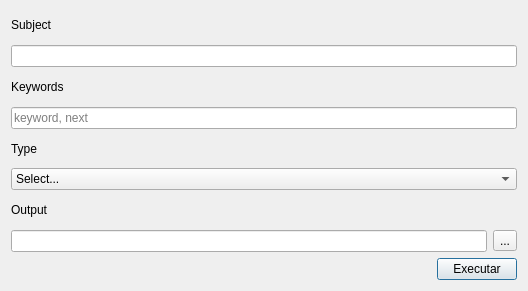
The window that src/modules/post/ui/generate_post_form.ui (hugomos/pypost) describes before a commit, drawn with Qt 5.
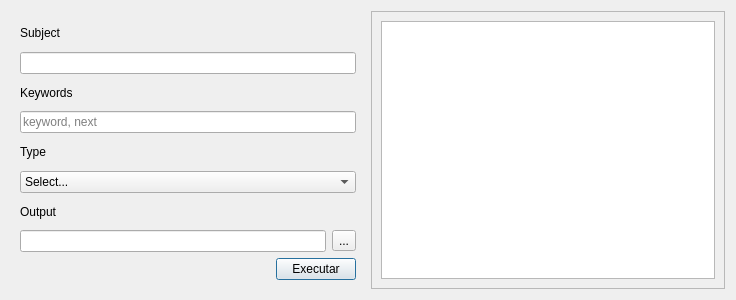
The same window after the commit.

Commit message: build: rename files and drop old uis

What changed in the file:
```diff
--- a/src/modules/post/ui/generate_post_form.ui
+++ b/src/modules/post/ui/generate_post_form.ui
@@ -6,20 +6,23 @@
    <rect>
     <x>0</x>
     <y>0</y>
-    <width>528</width>
-    <height>291</height>
+    <width>736</width>
+    <height>300</height>
    </rect>
   </property>
   <property name="minimumSize">
    <size>
-    <width>528</width>
-    <height>291</height>
+    <width>736</width>
+    <height>300</height>
    </size>
   </property>
   <property name="windowTitle">
    <string>Generate Post (*.md, *.txt, *.html)</string>
   </property>
-  <layout class="QVBoxLayout" name="verticalLayout">
+  <layout class="QHBoxLayout" name="horizontalLayout">
+   <item>
+    <widget class="QWidget" name="generate_post_widget" native="true">
+     <layout class="QVBoxLayout" name="verticalLayout_2">
    <item>
     <layout class="QVBoxLayout" name="subject_vertical_layout">
      <item>
@@ -139,6 +142,35 @@
        <property name="text">
         <string>Executar</string>
        </property>
+         </widget>
+        </item>
+       </layout>
+      </item>
+     </layout>
+    </widget>
+   </item>
+   <item>
+    <layout class="QVBoxLayout" name="viewer_vertical_layout">
+     <item>
+      <widget class="QScrollArea" name="viewer_scroll_area">
+       <property name="widgetResizable">
+        <bool>true</bool>
+       </property>
+       <widget class="QWidget" name="scrollAreaWidgetContents">
+        <property name="geometry">
+         <rect>
+          <x>0</x>
+          <y>0</y>
+          <width>352</width>
+          <height>278</height>
+         </rect>
+        </property>
+        <layout class="QVBoxLayout" name="verticalLayout_3">
+         <item>
+          <widget class="QTextEdit" name="post_text_edit"/>
+         </item>
+        </layout>
+       </widget>
       </widget>
      </item>
     </layout>
```
Left out of the diff: 2 changed lines with no effect on the pictures. Lines whose indentation alone changed are shown as unchanged. The commit also changes 5 other files.
